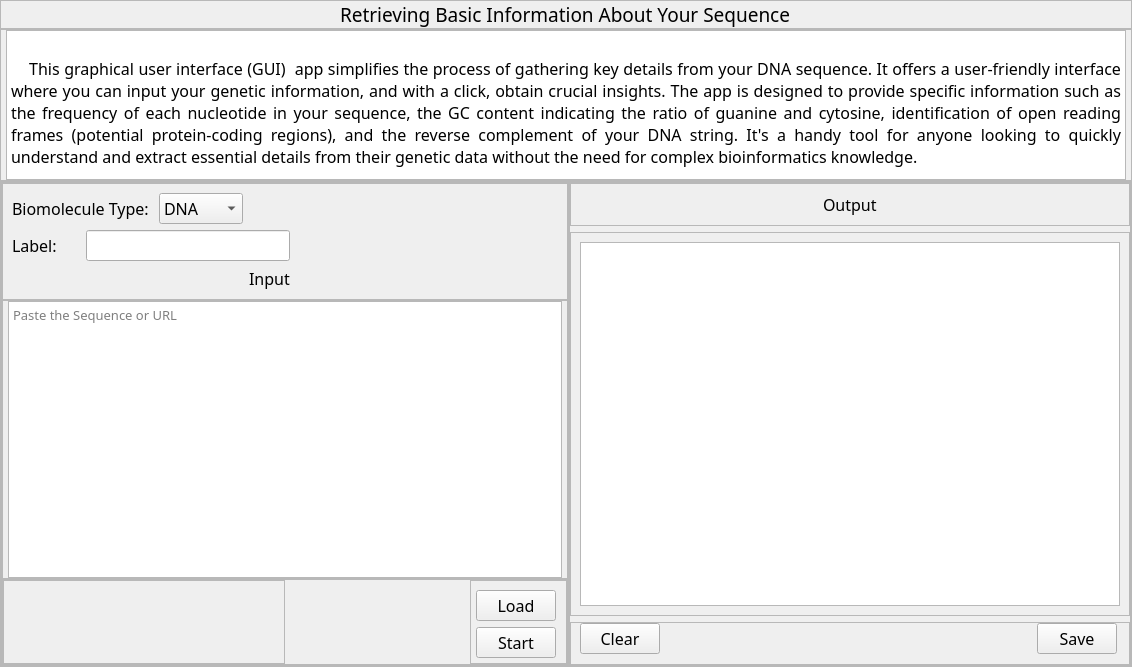
The window that ui/tabs/basic_info.ui (bryancastillo10/BioBytes-PairSync) describes before a commit, drawn with Qt 5.
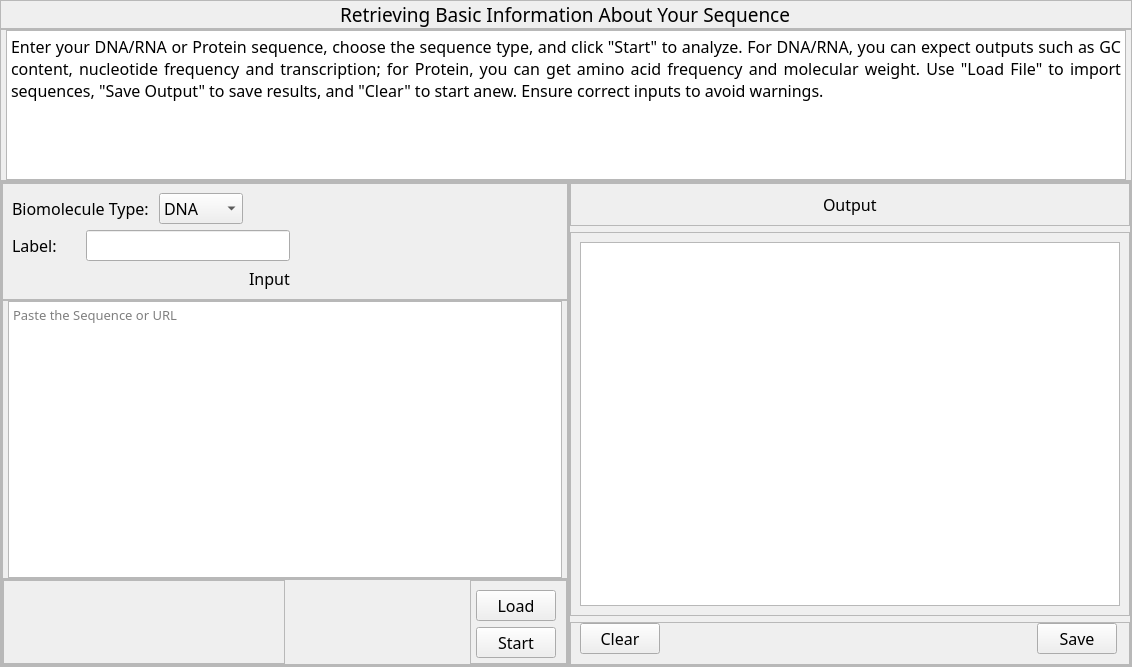
The same window after the commit. Icons and pictures are not drawn.

Commit message: modified UI description of basic info

```diff
--- a/ui/tabs/basic_info.ui
+++ b/ui/tabs/basic_info.ui
@@ -133,7 +133,7 @@
 &lt;html&gt;&lt;head&gt;&lt;meta name=&quot;qrichtext&quot; content=&quot;1&quot; /&gt;&lt;style type=&quot;text/css&quot;&gt;
 p, li { white-space: pre-wrap; }
 &lt;/style&gt;&lt;/head&gt;&lt;body style=&quot; font-family:'Noto Sans'; font-size:12pt; font-weight:400; font-style:normal;&quot;&gt;
-&lt;p align=&quot;justify&quot; style=&quot; margin-top:0px; margin-bottom:0px; margin-left:0px; margin-right:0px; -qt-block-indent:0; text-indent:0px;&quot;&gt;&lt;span style=&quot; font-family:'PMingLiU';&quot;&gt;&lt;br /&gt;    This graphical user interface (GUI)  app simplifies the process of gathering key details from your DNA sequence. It offers a user-friendly interface where you can input your genetic information, and with a click, obtain crucial insights. The app is designed to provide specific information such as the frequency of each nucleotide in your sequence, the GC content indicating the ratio of guanine and cytosine, identification of open reading frames (potential protein-coding regions), and the reverse complement of your DNA string. It's a handy tool for anyone looking to quickly understand and extract essential details from their genetic data without the need for complex bioinformatics knowledge.&lt;/span&gt;&lt;/p&gt;&lt;/body&gt;&lt;/html&gt;</string>
+&lt;p align=&quot;justify&quot; style=&quot; margin-top:0px; margin-bottom:0px; margin-left:0px; margin-right:0px; -qt-block-indent:0; text-indent:0px;&quot;&gt;Enter your DNA/RNA or Protein sequence, choose the sequence type, and click &amp;quot;Start&amp;quot; to analyze. For DNA/RNA, you can expect outputs such as GC content, nucleotide frequency and transcription; for Protein, you can get amino acid frequency and molecular weight. Use &amp;quot;Load File&amp;quot; to import sequences, &amp;quot;Save Output&amp;quot; to save results, and &amp;quot;Clear&amp;quot; to start anew. Ensure correct inputs to avoid warnings.&lt;/p&gt;&lt;/body&gt;&lt;/html&gt;</string>
         </property>
        </widget>
       </item>
```
The commit also changes 1 other file.
